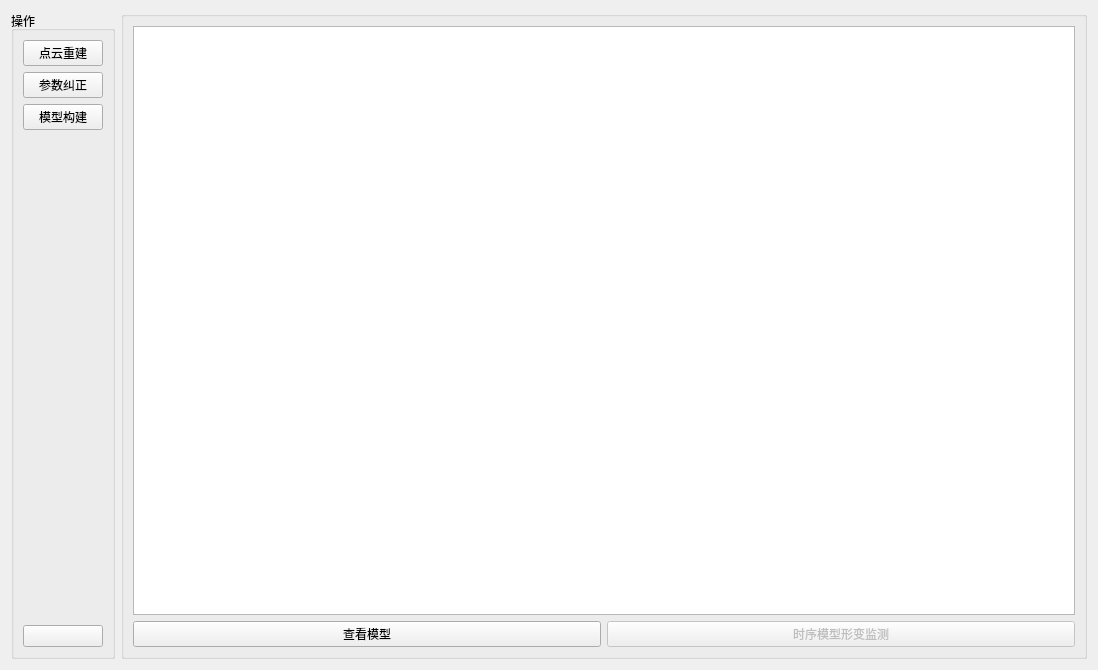
GanAHE/GNSSAMS, file window/geodeticSurvey/threeDimensionalReconstructionWight.ui: the form before one commit.
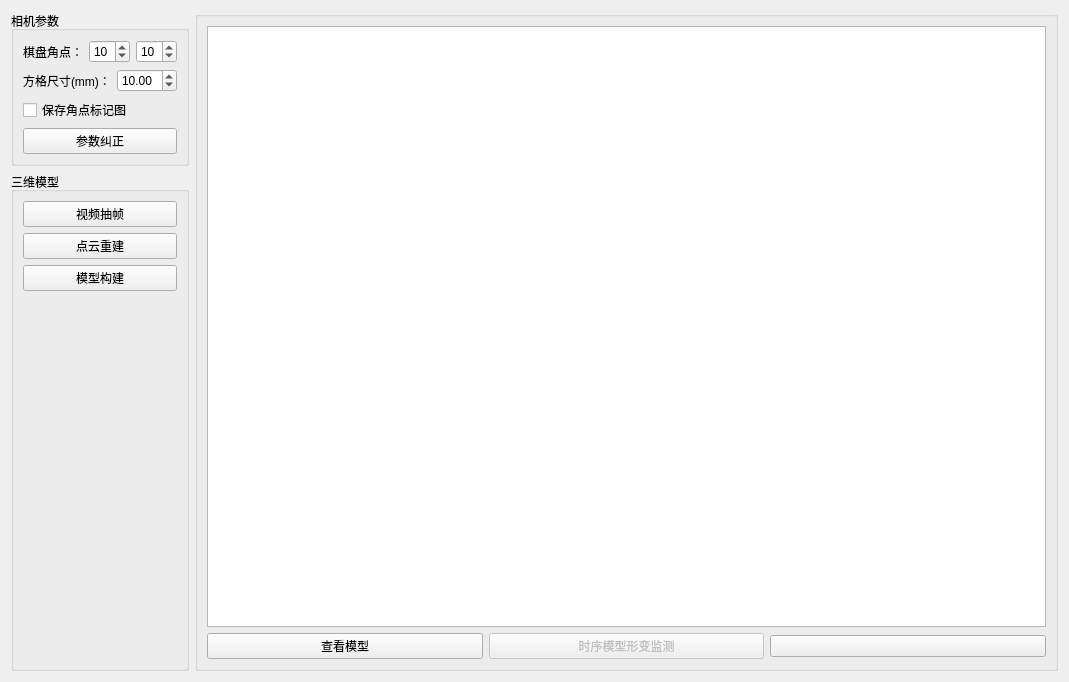
The form after the commit. Icons and pictures are not drawn.

Commit message: <fix>修复相机参数估计不带入方格寸尺的问题，将误差从0.8-0.5降到0.1-0.4

Patch:
```diff
--- a/window/geodeticSurvey/threeDimensionalReconstructionWight.ui
+++ b/window/geodeticSurvey/threeDimensionalReconstructionWight.ui
@@ -6,20 +6,175 @@
    <rect>
     <x>0</x>
     <y>0</y>
-    <width>1098</width>
-    <height>670</height>
+    <width>1069</width>
+    <height>682</height>
    </rect>
   </property>
   <property name="windowTitle">
    <string>Form</string>
   </property>
+  <layout class="QHBoxLayout" name="horizontalLayout_3">
+   <item>
+    <layout class="QVBoxLayout" name="verticalLayout_4">
+     <item>
+      <widget class="QGroupBox" name="groupBox_3">
+       <property name="title">
+        <string>相机参数</string>
+       </property>
+       <layout class="QVBoxLayout" name="verticalLayout_3">
+        <item>
   <layout class="QHBoxLayout" name="horizontalLayout_2">
    <item>
+           <widget class="QLabel" name="label_2">
+            <property name="text">
+             <string>棋盘角点：</string>
+            </property>
+           </widget>
+          </item>
+          <item>
+           <widget class="QSpinBox" name="spinBox_horizontalCount">
+            <property name="minimum">
+             <number>1</number>
+            </property>
+            <property name="singleStep">
+             <number>1</number>
+            </property>
+            <property name="value">
+             <number>10</number>
+            </property>
+           </widget>
+          </item>
+          <item>
+           <widget class="QSpinBox" name="spinBox_verticalCount">
+            <property name="minimum">
+             <number>1</number>
+            </property>
+            <property name="singleStep">
+             <number>1</number>
+            </property>
+            <property name="value">
+             <number>10</number>
+            </property>
+           </widget>
+          </item>
+         </layout>
+        </item>
+        <item>
+         <layout class="QHBoxLayout" name="horizontalLayout_4">
+          <item>
+           <widget class="QLabel" name="label_4">
+            <property name="text">
+             <string>方格尺寸(mm)：</string>
+            </property>
+           </widget>
+          </item>
+          <item>
+           <widget class="QDoubleSpinBox" name="spinBox_cellSize">
+            <property name="value">
+             <double>10.000000000000000</double>
+            </property>
+           </widget>
+          </item>
+         </layout>
+        </item>
+        <item>
+         <widget class="QCheckBox" name="checkBox_autoSaveCorner">
+          <property name="text">
+           <string>保存角点标记图</string>
+          </property>
+         </widget>
+        </item>
+        <item>
+         <widget class="QPushButton" name="button_camaraPara">
+          <property name="text">
+           <string>参数纠正</string>
+          </property>
+          <property name="icon">
+           <iconset>
+            <normaloff>../../source/icon/phot.png</normaloff>../../source/icon/phot.png</iconset>
+          </property>
+          <property name="iconSize">
+           <size>
+            <width>50</width>
+            <height>50</height>
+           </size>
+          </property>
+          <property name="checkable">
+           <bool>false</bool>
+          </property>
+          <property name="autoRepeat">
+           <bool>false</bool>
+          </property>
+          <property name="autoExclusive">
+           <bool>false</bool>
+          </property>
+          <property name="autoRepeatDelay">
+           <number>500</number>
+          </property>
+          <property name="autoRepeatInterval">
+           <number>300</number>
+          </property>
+          <property name="autoDefault">
+           <bool>true</bool>
+          </property>
+          <property name="default">
+           <bool>false</bool>
+          </property>
+          <property name="flat">
+           <bool>false</bool>
+          </property>
+         </widget>
+        </item>
+       </layout>
+      </widget>
+     </item>
+     <item>
     <widget class="QGroupBox" name="groupBox_2">
      <property name="title">
-      <string>操作</string>
+        <string>三维模型</string>
      </property>
      <layout class="QVBoxLayout" name="verticalLayout_2">
+        <item>
+         <widget class="QPushButton" name="button_videoFrame">
+          <property name="text">
+           <string>视频抽帧</string>
+          </property>
+          <property name="icon">
+           <iconset>
+            <normaloff>../../source/icon/video.png</normaloff>../../source/icon/video.png</iconset>
+          </property>
+          <property name="iconSize">
+           <size>
+            <width>50</width>
+            <height>50</height>
+           </size>
+          </property>
+          <property name="checkable">
+           <bool>false</bool>
+          </property>
+          <property name="autoRepeat">
+           <bool>false</bool>
+          </property>
+          <property name="autoExclusive">
+           <bool>false</bool>
+          </property>
+          <property name="autoRepeatDelay">
+           <number>500</number>
+          </property>
+          <property name="autoRepeatInterval">
+           <number>300</number>
+          </property>
+          <property name="autoDefault">
+           <bool>true</bool>
+          </property>
+          <property name="default">
+           <bool>false</bool>
+          </property>
+          <property name="flat">
+           <bool>false</bool>
+          </property>
+         </widget>
+        </item>
       <item>
        <widget class="QPushButton" name="button_pointCode">
         <property name="text">
@@ -37,47 +192,6 @@
         </property>
        </widget>
       </item>
-      <item>
-       <widget class="QPushButton" name="button_camaraPara">
-        <property name="text">
-         <string>参数纠正</string>
-        </property>
-        <property name="icon">
-         <iconset>
-          <normaloff>../../source/icon/phot.png</normaloff>../../source/icon/phot.png</iconset>
-        </property>
-        <property name="iconSize">
-         <size>
-          <width>50</width>
-          <height>50</height>
-         </size>
-        </property>
-        <property name="checkable">
-         <bool>false</bool>
-        </property>
-        <property name="autoRepeat">
-         <bool>false</bool>
-        </property>
-        <property name="autoExclusive">
-         <bool>false</bool>
-        </property>
-        <property name="autoRepeatDelay">
-         <number>500</number>
-        </property>
-        <property name="autoRepeatInterval">
-         <number>300</number>
-        </property>
-        <property name="autoDefault">
-         <bool>true</bool>
-        </property>
-        <property name="default">
-         <bool>false</bool>
-        </property>
-        <property name="flat">
-         <bool>false</bool>
-        </property>
-       </widget>
-      </item>
       <item>
        <widget class="QPushButton" name="button_3D">
         <property name="text">
@@ -124,25 +238,10 @@
         </property>
        </widget>
       </item>
-      <item>
-       <widget class="QPushButton" name="button_clear">
-        <property name="text">
-         <string/>
-        </property>
-        <property name="icon">
-         <iconset>
-          <normaloff>../../source/icon/Bulldozer.png</normaloff>../../source/icon/Bulldozer.png</iconset>
-        </property>
-        <property name="iconSize">
-         <size>
-          <width>50</width>
-          <height>50</height>
-         </size>
-        </property>
+       </layout>
        </widget>
       </item>
      </layout>
-    </widget>
    </item>
    <item>
     <widget class="QGroupBox" name="groupBox">
@@ -192,6 +291,23 @@
           </property>
          </widget>
         </item>
+        <item>
+         <widget class="QPushButton" name="button_clear">
+          <property name="text">
+           <string/>
+          </property>
+          <property name="icon">
+           <iconset>
+            <normaloff>../../source/icon/Bulldozer.png</normaloff>../../source/icon/Bulldozer.png</iconset>
+          </property>
+          <property name="iconSize">
+           <size>
+            <width>50</width>
+            <height>50</height>
+           </size>
+          </property>
+         </widget>
+        </item>
        </layout>
       </item>
      </layout>
```
Lines whose indentation alone changed are shown as unchanged. The commit also changes 7 other files.
